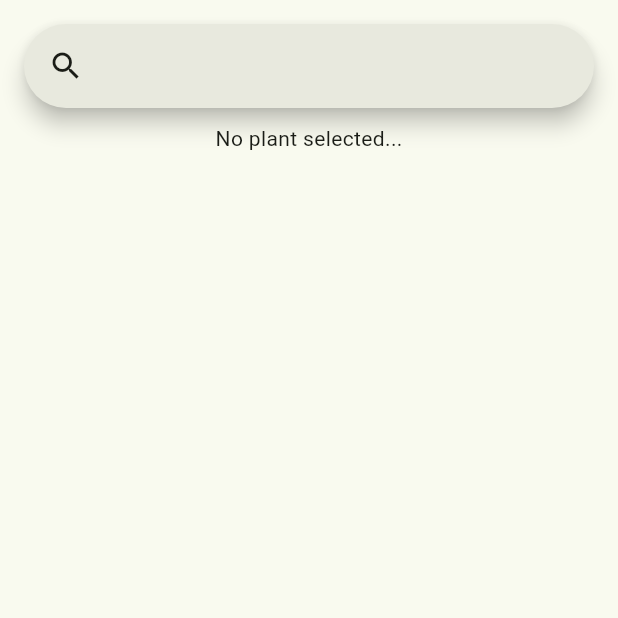
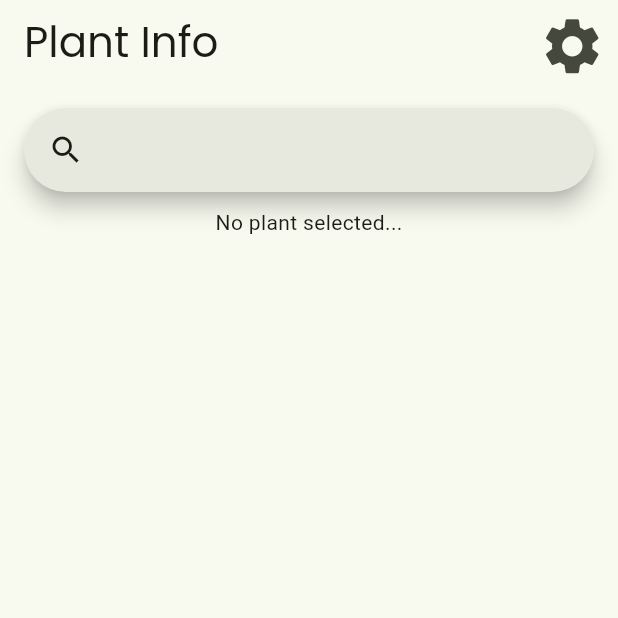
Before and after one commit to kaylamoorcroft/smart_plant_monitor, a Flutter app: the PlantInfoScreen screen opened directly, on a phone screen of 412 x 824 dp, the top half of it. Run offline on Flutter 3.47's test engine with Material 3 defaults, Android fonts, the phone set to English and light mode, and no system bars; our stand-ins replace fl_chart, google_fonts, shared_preferences; accounts and stored records are empty; network calls fail; Roboto replaces fonts that are missing (ABeeZee).

Commit message:
fix: sync appbar titles with their respective pages

```diff
--- a/lib/Pages/plant_info.dart
+++ b/lib/Pages/plant_info.dart
@@ -1,9 +1,9 @@
+import 'dart:async';
+import 'dart:convert';
 import 'dart:io';
 
 import 'package:flutter/material.dart';
 import 'package:http/http.dart';
-import 'dart:async';
-import 'dart:convert';
 
 import 'plant_care.dart';
 
@@ -29,6 +29,20 @@ class _InfoState extends State<PlantInfoScreen> {
   @override
   Widget build(BuildContext context) {
     return Scaffold(
+      appBar: AppBar(
+        title: Text("Plant Info", style: Theme.of(context).textTheme.headlineMedium),
+        actions: <Widget>[
+          IconButton(
+            onPressed: (){
+              Navigator.pushNamed(context, '/settings');
+            },
+            icon: Icon(
+              Icons.settings,
+              size: 45.0,
+            ),
+          ),
+        ],
+      ),
       body: SingleChildScrollView(
         padding: const EdgeInsets.all(16.0),
         child: Column(
```
Also changed, not shown: lib/Pages/history.dart (+23 -7 lines), lib/main.dart (+15 -15 lines).
